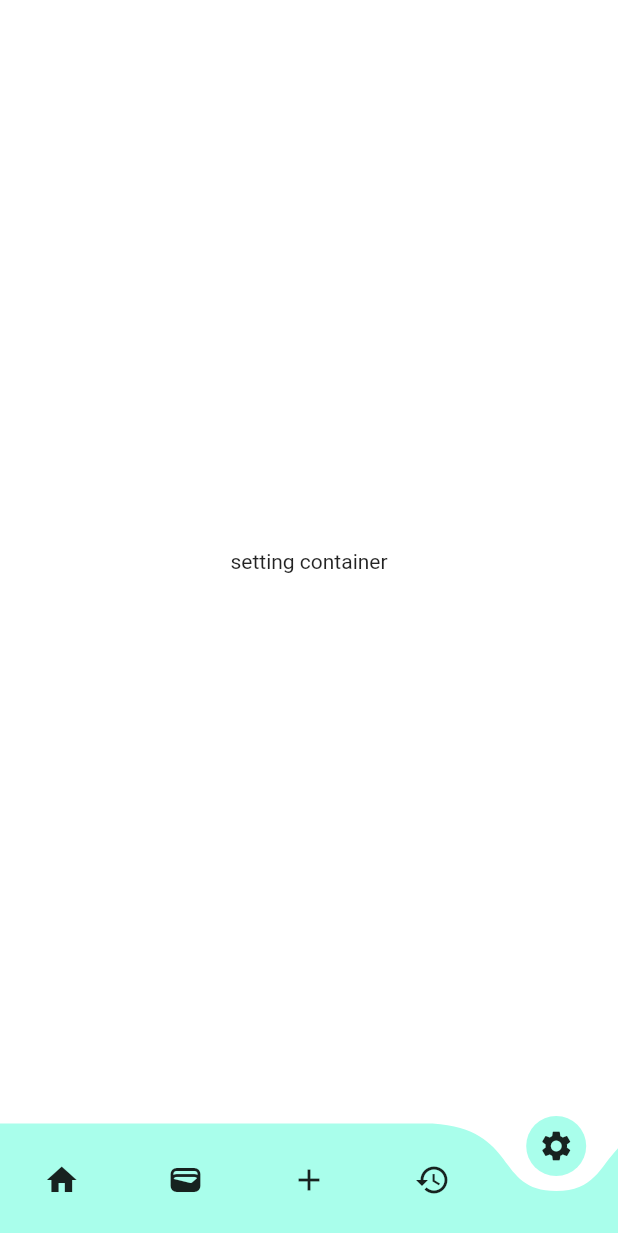
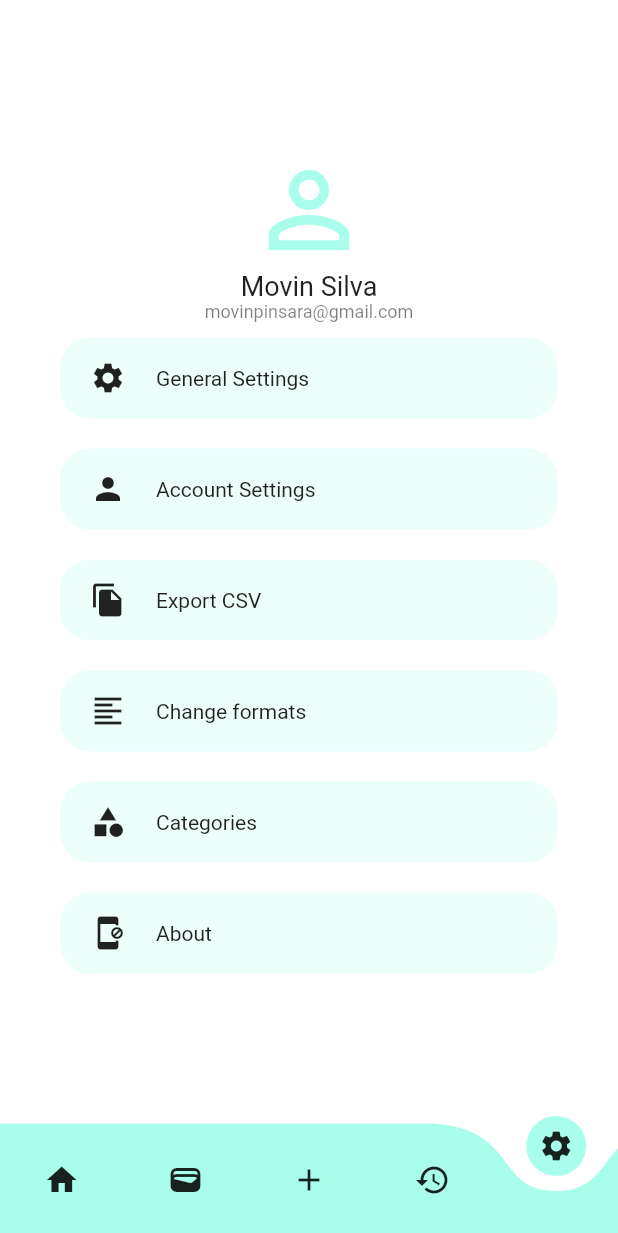
Before and after one commit to movinsilva/money_manager, a Flutter app: the HomePage screen opened by its route, item 5 of the bottom bar chosen, on a phone screen of 412 x 824 dp. Shown: the top 1233 px of the screen. Run offline on Flutter 3.47's test engine with Material 2 defaults, Android fonts, the phone set to English and light mode, and no system bars; drawn by our look-alikes of curved_navigation_bar; our stand-ins replace fl_chart, local_auth.

Commit message:
setting container updated.

```diff
--- a/lib/pages/dashboard_container.dart
+++ b/lib/pages/dashboard_container.dart
@@ -2,9 +2,9 @@ import 'package:fl_chart/fl_chart.dart';
 import 'package:flutter/material.dart';
 import 'package:money_manager/charts/pie_chart_section.dart';
 import 'package:money_manager/charts/savings_bar_chart.dart';
+import 'package:money_manager/utilities/my_themes.dart';
 import 'package:provider/provider.dart';
 
-Color green30 = const Color(0xff53fdd7).withOpacity(0.5);
 
 class DashboardContainer extends StatefulWidget {
   const DashboardContainer({Key? key}) : super(key: key);
@@ -45,7 +45,7 @@ class _DashboardContainerState extends State<DashboardContainer> {
               borderRadius: BorderRadius.circular(25),
               boxShadow: [
                 BoxShadow(
-                  color: const Color(0xff53fdd7).withOpacity(0.3),
+                  color: MyThemes.tColor.withOpacity(0.3),
                   spreadRadius: 5,
                   blurRadius: 7,
                   offset: Offset(0, 3), // changes position of shadow
@@ -114,7 +114,7 @@ class _DashboardContainerState extends State<DashboardContainer> {
                             Text("21 950", style: TextStyle(
                                 fontSize: 19,
                                 fontWeight: FontWeight.bold,
-                                color: const Color(0xff53fdd7).withOpacity(0.6)
+                                color: MyThemes.tColor.withOpacity(0.6)
                             ),)
                           ],
                         )
@@ -229,18 +229,18 @@ class _DashboardContainerState extends State<DashboardContainer> {
         Container(
           height: 1,
           width: 125,
-          color: green30,
+          color: MyThemes.tColor,
         ),
         SizedBox(width: 4,),
-        Icon(Icons.circle, color: green30, size: 10,),
-        Icon(Icons.circle, color: green30, size: 10,),
-        Icon(Icons.circle, color: green30, size: 10,),
-        Icon(Icons.circle, color: green30, size: 10,),
+        Icon(Icons.circle, color: MyThemes.tColor, size: 10,),
+        Icon(Icons.circle, color: MyThemes.tColor, size: 10,),
+        Icon(Icons.circle, color: MyThemes.tColor, size: 10,),
+        Icon(Icons.circle, color: MyThemes.tColor, size: 10,),
         SizedBox(width: 4,),
         Container(
           height: 1,
           width: 125,
-          color: green30,
+          color: MyThemes.tColor,
         ),
 
       ],
--- a/lib/pages/settings_container.dart
+++ b/lib/pages/settings_container.dart
@@ -1,13 +1,70 @@
 import 'package:flutter/material.dart';
+import 'package:money_manager/utilities/my_themes.dart';
 
 class SettingContainer extends StatelessWidget {
   const SettingContainer({Key? key}) : super(key: key);
 
   @override
   Widget build(BuildContext context) {
+
+    Color themeColor = Theme.of(context).scaffoldBackgroundColor;
+    Color mainColor = Theme.of(context).colorScheme.onBackground;
+
+    List settingsItems = [
+      "General Settings",
+      "Account Settings",
+      "Export CSV",
+      "Change formats",
+      "Categories",
+      "About"
+    ];
+
+    List<IconData> iconList = [
+      Icons.settings,
+      Icons.person,
+      Icons.file_copy,
+      Icons.format_align_left,
+      Icons.category,
+      Icons.app_blocking
+
+    ];
+
     return Container(
-      child: const Center(
-        child: Text("setting container"),
+      width: double.infinity,
+      padding: const EdgeInsets.only(top: 100, left: 20, right: 20),
+      child: Column(
+        crossAxisAlignment: CrossAxisAlignment.center,
+        children: [
+          Icon(Icons.person_outline_sharp, size: 80,
+          color: MyThemes.tColor,),
+          Text("Movin Silva",
+          style: TextStyle(
+            fontSize: 18,
+          ),),
+          Text("movinpinsara@gmail.com", style: TextStyle(
+            fontSize: 12,
+            color: mainColor.withOpacity(0.5)
+          ),),
+          Expanded(child: ListView.builder(
+              itemCount: 6,
+              itemBuilder: (context, index) {
+            return Container(
+              decoration: BoxDecoration(
+                color: MyThemes.tColor.withOpacity(0.1),
+                borderRadius: BorderRadius.circular(20),
+              ),
+              margin: const EdgeInsets.symmetric(vertical: 10, horizontal: 20),
+              padding: const EdgeInsets.symmetric(vertical: 15, horizontal: 20),
+              child: Row(
+                children: [
+                  Icon(iconList[index]),
+                  SizedBox(width: 20,),
+                  Text(settingsItems[index])
+                ],
+              ),
+            );
+          }))
+        ],
       ),
     );
   }
--- a/lib/utilities/my_themes.dart
+++ b/lib/utilities/my_themes.dart
@@ -1,6 +1,9 @@
 import 'package:flutter/material.dart';
 
 class MyThemes {
+
+  static Color tColor = const Color(0xff53fdd7).withOpacity(0.5);
+
   static final darkTheme = ThemeData(
     scaffoldBackgroundColor: Colors.black,
     colorScheme: ColorScheme.dark(),
```
